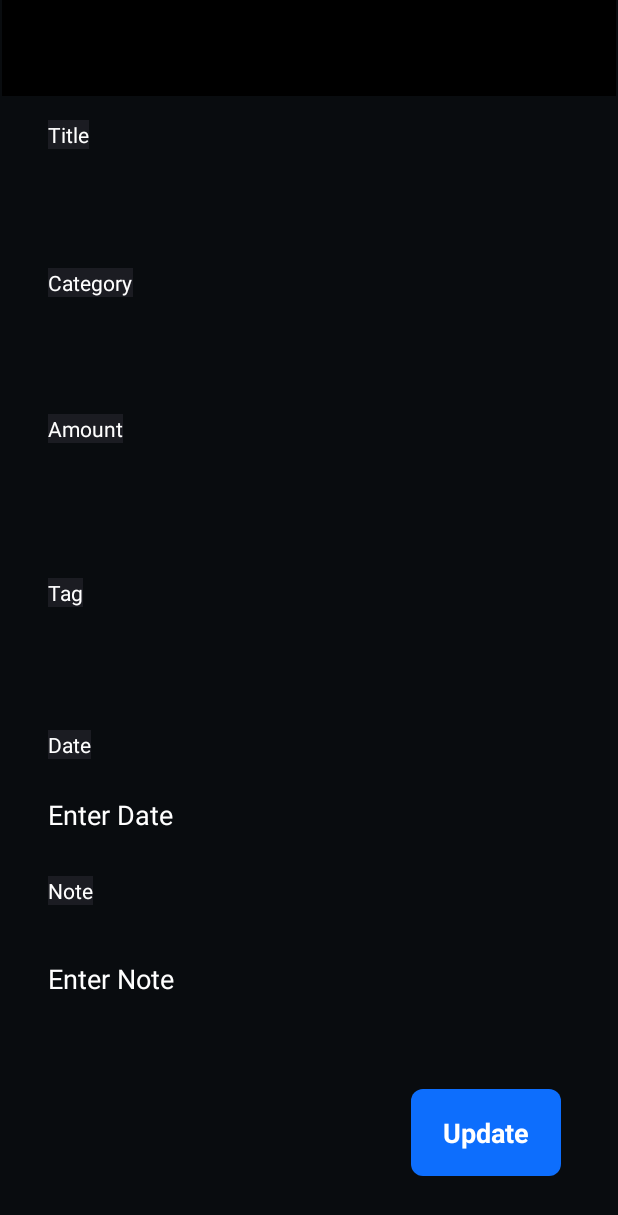
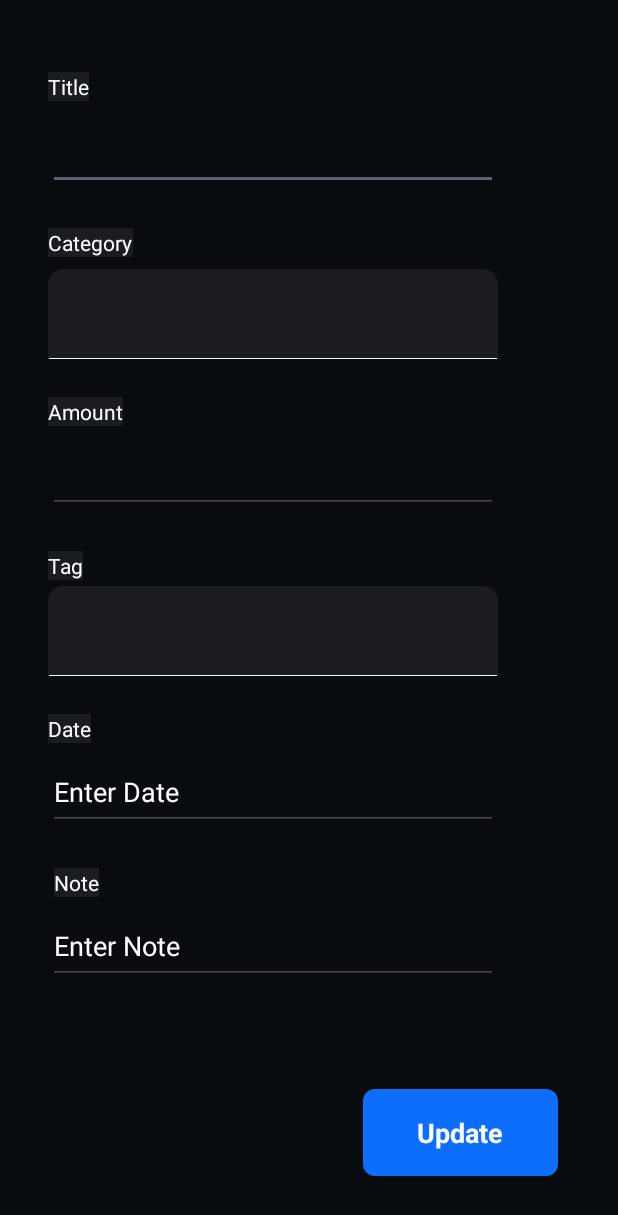
Before and after one commit to Bharath-1410/ExpenesesTrackerApp, an Android app: the ExpensesDetails screen opened directly, with no data from a screen before it, on a phone screen of 412 x 824 dp. Shown: the top 1215 px of the screen. Run offline under Robolectric (Android 15) with nearby library versions, the light colour scheme and no system bars.

Commit message:
Added Updated Feature But Having Bugs

```diff
--- a/app/src/main/java/com/example/expensetracker/CustomDropDown.java
+++ b/app/src/main/java/com/example/expensetracker/CustomDropDown.java
@@ -36,7 +36,6 @@ public class CustomDropDown extends ArrayAdapter<String> {
 
         TextView textView = convertView.findViewById(android.R.id.text1);
         textView.setText(getItem(position));
-        // color of DropDown is getting set here
         textView.setTextColor(getContext().getResources().getColor(android.R.color.white));
         textView.setPadding(50,0,0,0);
         return convertView;
--- a/app/src/main/java/com/example/expensetracker/ExpensesDetails.java
+++ b/app/src/main/java/com/example/expensetracker/ExpensesDetails.java
@@ -1,14 +1,28 @@
 package com.example.expensetracker;
 
 import android.annotation.SuppressLint;
+import android.content.Context;
 import android.os.Bundle;
+import android.util.Log;
+import android.view.LayoutInflater;
+import android.view.View;
 import android.widget.EditText;
+import android.widget.FrameLayout;
+import android.widget.Spinner;
 import android.widget.TextView;
 
 import androidx.appcompat.app.AppCompatActivity;
+import androidx.recyclerview.widget.RecyclerView;
+
+import java.util.ArrayList;
+import java.util.Objects;
 
 public class ExpensesDetails extends AppCompatActivity {
-    EditText expenseAmount,expenseTag,expenseDate,expenseCustomName,expenseNote,expenseType;
+    EditText expenseAmount,expenseDate,expenseCustomName,expenseNote;
+    Spinner expenseType,expenseTag;
+    TextView updateTransaction;
+    RecyclerView savingsView,expensesView;
+    View v1,v2;
     @Override
     protected void onCreate(Bundle savedInstanceState) {
         super.onCreate(savedInstanceState);
@@ -19,17 +33,75 @@ public class ExpensesDetails extends AppCompatActivity {
         String amount = getIntent().getStringExtra("amount");
         String note = getIntent().getStringExtra("note");
         String type = getIntent().getStringExtra("type");
+        int id = getIntent().getIntExtra("id",0);
+        Log.i("check", "Received  id"+id+" values"+customName + tag+date+amount+amount+note+type);
+        updateTransaction = findViewById(R.id.updateTransaction);
+
         expenseCustomName = findViewById(R.id.expensesName);
         expenseAmount = findViewById(R.id.amount);
         expenseTag = findViewById(R.id.expensesTag);
         expenseDate = findViewById(R.id.expenesDate);
         expenseNote = findViewById(R.id.note);
         expenseType = findViewById(R.id.type);
+
         expenseCustomName.setText(customName);
-        expenseType.setText(type);
-        expenseTag.setText(tag);
         expenseNote.setText(note);
         expenseAmount.setText(amount);
         expenseDate.setText(date);
+
+        // Dynamically + Statically Creating And Creating the Types
+        ArrayList<String> defaultTypes = new ArrayList<>();
+        defaultTypes.add("Income");
+        defaultTypes.add("Expense");
+
+        // Dynamically + Statically Creating And Creating the Tags
+        ArrayList<String> defaultTags = new ArrayList<>();
+        defaultTags.add("Entertainment");
+        defaultTags.add("Food");
+        defaultTags.add("Traveling");
+
+        CustomDropDown Type = new CustomDropDown(this, defaultTypes);
+        Type.setDropDownViewResource(android.R.layout.simple_spinner_dropdown_item);
+        defaultTypes.remove(type);
+        defaultTypes.add(0,type);
+        expenseType.setAdapter(Type);
+
+        CustomDropDown Tag = new CustomDropDown(this, defaultTags);
+        Tag.setDropDownViewResource(android.R.layout.simple_spinner_dropdown_item);
+        defaultTags.remove(tag);
+        defaultTags.add(0,tag);
+        expenseTag.setAdapter(Tag);
+
+        v1 = LayoutInflater.from(getApplicationContext()).inflate(R.layout.fragment_expenses,null);
+        v2 = LayoutInflater.from(getApplicationContext()).inflate(R.layout.fragment_savings,null);
+        savingsView = v2.findViewById(R.id.SavingsRecyclerView);
+        expensesView = v1.findViewById(R.id.expensesAndIncomeRecyclerView);
+
+        updateTransaction.setOnClickListener(new View.OnClickListener() {
+            @Override
+            public void onClick(View v) {
+                try {
+                    String name = String.valueOf(expenseCustomName.getText());
+                    String amount = String.valueOf(expenseAmount.getText());
+                    String type = String.valueOf(defaultTypes.get(Integer.parseInt(String.valueOf(expenseType.getSelectedItemId()))));
+                    String tag = String.valueOf(defaultTags.get(Integer.parseInt(String.valueOf(expenseType.getSelectedItemId()))));
+                    String date = String.valueOf(expenseDate.getText());
+                    String note = String.valueOf(expenseNote.getText());
+                    DBHelper.updateTransaction(id,new Transaction(name,amount,type,tag,date,note),getApplicationContext());
+                    Dashboard.updateRecyclerViewData(getApplicationContext(),Dashboard.getExpenseRecyclerView(),ExpensesDetails.this);
+                    Log.d("ExpenseTracker", "ExpensesDetails onClick: Successfully Updated Dashboard Next Expenses");
+                    Expenses.updateRecyclerViewExpenses(getApplicationContext(),expensesView,ExpensesDetails.this);
+                    Log.d("ExpenseTracker", "ExpensesDetails onClick: Successfully Updated Expenses Next Savings");
+                    Savings.updateRecyclerViewSavings(getApplicationContext(),savingsView,ExpensesDetails.this);
+                    Log.d("ExpenseTracker", "ExpensesDetails onClick: Successfully Updated Savings");
+                    AddCustomExpenses.addSnackBar(v,"Successfully Updated "+name,"Success");
+                    Log.d("update", "Updation Successfully");
+                    Log.i("ExpenseTracker", "ExpensesDetails onClick: Successfully Updated Record");
+                }catch (Exception e){
+                    Log.e("update", "Updation Failed"+e.toString());
+                    Log.e("ExpenseTracker", "ExpensesDetails onClick: Failed To Update error : "+e.toString());
+                }
+            }
+        });
     }
 }
--- a/app/src/main/java/com/example/expensetracker/Transaction.java
+++ b/app/src/main/java/com/example/expensetracker/Transaction.java
@@ -1,4 +1,6 @@
 package com.example.expensetracker;
+
+import android.util.Log;
 
 public class Transaction {
     private String name;
@@ -14,8 +16,8 @@ public class Transaction {
         this.tag = tag;
         this.note = note;
         this.type = type;
+        Log.d("ExpenseTracker", "Transaction: { Name : "+name+", Amount : "+amount+", Type : "+type+", Tag : "+tag+", Date"+date+", Note : "+note+"}");
     }
-
     public String getName() {
         return name;
     }
--- a/app/src/main/res/layout/expenses_detail_layout.xml
+++ b/app/src/main/res/layout/expenses_detail_layout.xml
@@ -12,20 +12,20 @@
         android:layout_width="wrap_content"
         android:layout_height="wrap_content"
         android:layout_marginStart="32dp"
-        android:layout_marginTop="16dp"
+        android:layout_marginTop="48dp"
         android:background="@color/subBackGround"
         android:backgroundTint="@color/subBackGround"
         android:text="Title"
         android:textColor="@android:color/white"
         app:layout_constraintStart_toStartOf="parent"
-        app:layout_constraintTop_toBottomOf="@+id/toolbar2" />
+        app:layout_constraintTop_toTopOf="parent" />
 
     <TextView
         android:id="@+id/textView2"
         android:layout_width="wrap_content"
         android:layout_height="wrap_content"
         android:layout_marginStart="32dp"
-        android:layout_marginTop="16dp"
+        android:layout_marginTop="25dp"
         android:background="@color/subBackGround"
         android:backgroundTint="@color/subBackGround"
         android:text="Amount"
@@ -38,7 +38,7 @@
         android:layout_width="wrap_content"
         android:layout_height="wrap_content"
         android:layout_marginStart="32dp"
-        android:layout_marginTop="24dp"
+        android:layout_marginTop="25dp"
         android:background="@color/subBackGround"
         android:backgroundTint="@color/subBackGround"
         android:text="Tag"
@@ -51,7 +51,7 @@
         android:layout_width="wrap_content"
         android:layout_height="wrap_content"
         android:layout_marginStart="32dp"
-        android:layout_marginTop="12dp"
+        android:layout_marginTop="25dp"
         android:background="@color/subBackGround"
         android:backgroundTint="@color/subBackGround"
         android:text="Date"
@@ -64,7 +64,7 @@
         android:layout_width="wrap_content"
         android:layout_height="wrap_content"
         android:layout_marginStart="32dp"
-        android:layout_marginTop="12dp"
+        android:layout_marginTop="25dp"
         android:background="@color/subBackGround"
         android:backgroundTint="@color/subBackGround"
         android:text="Category"
@@ -74,11 +74,10 @@
 
     <EditText
         android:id="@+id/expensesName"
-        android:layout_width="356dp"
+        android:layout_width="300dp"
         android:layout_height="51dp"
-        android:layout_marginStart="18dp"
-        android:layout_marginTop="16dp"
-        android:background="@null"
+        android:layout_marginStart="32dp"
+        android:layout_marginTop="8dp"
         android:ems="10"
         android:gravity="center_vertical"
         android:inputType="text"
@@ -87,58 +86,37 @@
         android:textColorHighlight="@color/white"
         android:textColorHint="@color/white"
         android:textColorLink="@color/white"
-        app:layout_constraintEnd_toEndOf="parent"
-        app:layout_constraintHorizontal_bias="0.378"
         app:layout_constraintStart_toStartOf="parent"
         app:layout_constraintTop_toBottomOf="@+id/expensesTitle" />
 
-    <EditText
+    <Spinner
         android:id="@+id/type"
-        android:layout_width="359dp"
-        android:layout_height="50dp"
-        android:layout_marginStart="18dp"
-        android:layout_marginTop="12dp"
-        android:background="@null"
-        android:ems="10"
-        android:gravity="center_vertical"
-        android:inputType="text"
-        android:text="Income"
-        android:textColor="@android:color/white"
-        android:textColorHighlight="@color/white"
-        android:textColorHint="@color/white"
-        android:textColorLink="@color/white"
-        app:layout_constraintEnd_toEndOf="parent"
-        app:layout_constraintHorizontal_bias="0.411"
+        android:layout_width="300dp"
+        android:layout_height="60dp"
+        android:layout_marginStart="32dp"
+        android:layout_marginTop="8dp"
+        android:background="@drawable/round_shape_background"
+        android:popupBackground="@color/subBackGround"
         app:layout_constraintStart_toStartOf="parent"
         app:layout_constraintTop_toBottomOf="@+id/textView10" />
 
-    <EditText
+    <Spinner
         android:id="@+id/expensesTag"
-        android:layout_width="359dp"
-        android:layout_height="50dp"
-        android:layout_marginStart="18dp"
-        android:layout_marginTop="20dp"
-        android:background="@null"
-        android:ems="10"
-        android:gravity="center_vertical"
-        android:inputType="text"
-        android:text="Entertainment"
-        android:textColor="@android:color/white"
-        android:textColorHighlight="@color/white"
-        android:textColorHint="@color/white"
-        android:textColorLink="@color/white"
-        app:layout_constraintEnd_toEndOf="parent"
-        app:layout_constraintHorizontal_bias="0.411"
+        android:layout_width="300dp"
+        android:layout_height="60dp"
+        android:layout_marginStart="32dp"
+        android:layout_marginTop="4dp"
+        android:background="@drawable/round_shape_background"
+        android:popupBackground="@color/subBackGround"
         app:layout_constraintStart_toStartOf="parent"
         app:layout_constraintTop_toBottomOf="@+id/textView3" />
 
     <EditText
         android:id="@+id/expenesDate"
-        android:layout_width="359dp"
+        android:layout_width="300dp"
         android:layout_height="50dp"
-        android:layout_marginStart="18dp"
-        android:layout_marginTop="12dp"
-        android:background="@null"
+        android:layout_marginStart="32dp"
+        android:layout_marginTop="8dp"
         android:ems="10"
         android:gravity="center_vertical"
         android:hint="Enter Date"
@@ -148,18 +126,15 @@
         android:textColorHighlight="@color/white"
         android:textColorHint="@color/white"
         android:textColorLink="@color/white"
-        app:layout_constraintEnd_toEndOf="parent"
-        app:layout_constraintHorizontal_bias="0.411"
         app:layout_constraintStart_toStartOf="parent"
         app:layout_constraintTop_toBottomOf="@+id/textView11" />
 
     <EditText
         android:id="@+id/note"
-        android:layout_width="359dp"
+        android:layout_width="300dp"
         android:layout_height="50dp"
-        android:layout_marginStart="18dp"
-        android:layout_marginTop="24dp"
-        android:background="@null"
+        android:layout_marginStart="32dp"
+        android:layout_marginTop="8dp"
         android:ems="10"
         android:gravity="center_vertical"
         android:hint="Enter Note"
@@ -169,28 +144,23 @@
         android:textColorHighlight="@color/white"
         android:textColorHint="@color/white"
         android:textColorLink="@color/white"
-        app:layout_constraintEnd_toEndOf="parent"
-        app:layout_constraintHorizontal_bias="0.411"
         app:layout_constraintStart_toStartOf="parent"
         app:layout_constraintTop_toBottomOf="@+id/textView" />
 
     <EditText
         android:id="@+id/amount"
-        android:layout_width="359dp"
+        android:layout_width="300dp"
         android:layout_height="50dp"
-        android:layout_marginStart="18dp"
-        android:layout_marginTop="16dp"
-        android:background="@null"
+        android:layout_marginStart="32dp"
+        android:layout_marginTop="8dp"
         android:ems="10"
         android:gravity="center_vertical"
-        android:inputType="text"
+        android:inputType="number|numberSigned"
         android:text="5000"
         android:textColor="@android:color/white"
         android:textColorHighlight="@color/white"
         android:textColorHint="@color/white"
         android:textColorLink="@color/white"
-        app:layout_constraintEnd_toEndOf="parent"
-        app:layout_constraintHorizontal_bias="0.411"
         app:layout_constraintStart_toStartOf="parent"
         app:layout_constraintTop_toBottomOf="@+id/textView2" />
 
@@ -198,8 +168,8 @@
         android:id="@+id/textView"
         android:layout_width="wrap_content"
         android:layout_height="wrap_content"
-        android:layout_marginStart="32dp"
-        android:layout_marginTop="16dp"
+        android:layout_marginStart="36dp"
+        android:layout_marginTop="25dp"
         android:background="@color/subBackGround"
         android:backgroundTint="@color/subBackGround"
         android:text="Note"
@@ -207,38 +177,23 @@
         app:layout_constraintStart_toStartOf="parent"
         app:layout_constraintTop_toBottomOf="@+id/expenesDate" />
 
-    <androidx.appcompat.widget.Toolbar
-        android:id="@+id/toolbar2"
-        android:layout_width="409dp"
-        android:layout_height="wrap_content"
-        android:background="@color/black"
-        android:minHeight="?attr/actionBarSize"
-        android:theme="?attr/actionBarTheme"
-        app:layout_constraintEnd_toEndOf="parent"
-        app:layout_constraintHorizontal_bias="0.5"
-        app:layout_constraintStart_toStartOf="parent"
-        app:layout_constraintTop_toTopOf="parent" />
-
     <FrameLayout
-        android:layout_width="100dp"
+        android:layout_width="130dp"
         android:layout_height="58dp"
+        android:layout_marginRight="40dp"
         android:layout_marginBottom="40dp"
         android:background="@drawable/round_borders"
-        android:backgroundTint="@color/blue"
         app:layout_constraintBottom_toBottomOf="parent"
-        app:layout_constraintEnd_toEndOf="parent"
-        app:layout_constraintHorizontal_bias="0.878"
-        app:layout_constraintStart_toStartOf="parent">
+        app:layout_constraintEnd_toEndOf="parent">
 
         <TextView
-            android:id="@+id/textView4"
+            android:id="@+id/updateTransaction"
             android:layout_width="match_parent"
             android:layout_height="match_parent"
+            android:backgroundTint="@color/blue"
             android:gravity="center"
             android:text="Update"
             android:textColor="@color/white"
-            android:textColorHighlight="@color/white"
-            android:textColorHint="@color/white"
             android:textSize="18dp"
             android:textStyle="bold" />
     </FrameLayout>
```
Also changed, not shown: app/src/main/java/com/example/expensetracker/AddCustomExpenses.java (+20 -11 lines), app/src/main/java/com/example/expensetracker/CustomRecyclerView.java (+12 -5 lines), app/src/main/java/com/example/expensetracker/DBHelper.java (+29 -2 lines), app/src/main/java/com/example/expensetracker/Dashboard.java (+35 -12 lines), app/src/main/java/com/example/expensetracker/Expenses.java (+16 -8 lines), app/src/main/java/com/example/expensetracker/MainActivity.java (+8 -30 lines), app/src/main/java/com/example/expensetracker/Savings.java (+17 -9 lines).
